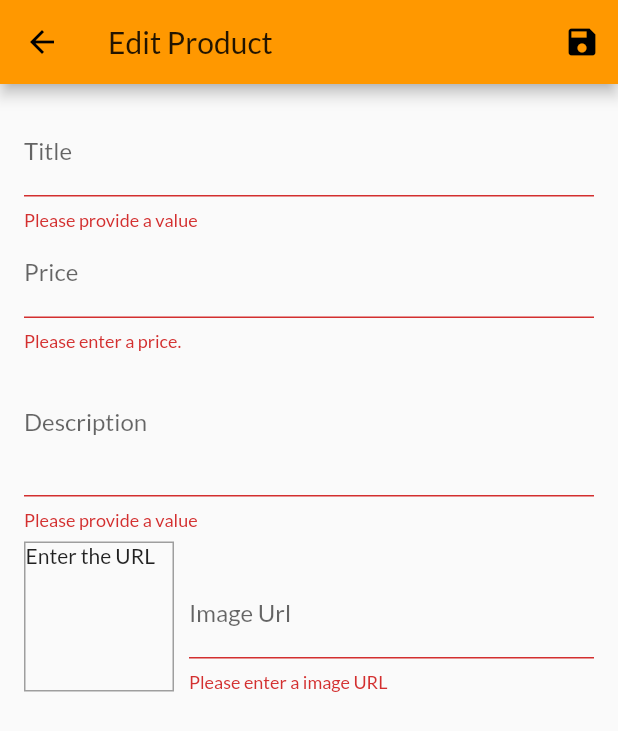
After one commit to jithinvarghese/MyShopApp, a Flutter app: the EditProductsScreen screen opened by its route, after a tap on the "save" icon, on a phone screen of 412 x 824 dp. The commit adds this screen. Shown: the top 731 px of the screen. Run offline on Flutter 3.47's test engine with Material 2 defaults, Android fonts, the phone set to English and light mode, and no system bars; network calls fail.

Commit message:
Input form funcationlu and manage product app funcationality completed

```diff
--- a/lib/main.dart
+++ b/lib/main.dart
@@ -5,6 +5,8 @@ import './screens/products_overview_screen.dart';
 import './screens/products_details_screen.dart';
 import './screens/cart_screen.dart';
 import './screens/order_screen.dart';
+import './screens/user_products_screen.dart';
+import './screens/edit_products.dart';
 import './providers/products.dart';
 import './providers/cart.dart';
 import './providers/orders.dart';
@@ -41,6 +43,8 @@ class MyApp extends StatelessWidget {
           ProductsDetailsScreen.screenName: (ctx) => ProductsDetailsScreen(),
           CartScreen.screenName: (ctx) => CartScreen(),
           OrderScreen.screenName: (ctx) => OrderScreen(),
+          UserProductsScreen.screenName: (ctx) => UserProductsScreen(),
+          EditProductsScreen.screenName: (ctx) => EditProductsScreen(),
         },
       ),
     );
--- a/lib/providers/products.dart
+++ b/lib/providers/products.dart
@@ -4,7 +4,6 @@ import 'dart:async';
 import 'package:flutter/material.dart';
 
 import './product.dart';
-
 
 class Products with ChangeNotifier {
   List<Product> _items = [
@@ -50,9 +49,7 @@ class Products with ChangeNotifier {
     //   return _items.where((proditem) => proditem.isFavorite).toList();
     // }
 
-     return [..._items];
-
-
+    return [..._items];
   }
 
   List<Product> get favoriteItems {
@@ -73,7 +70,31 @@ class Products with ChangeNotifier {
   //      notifyListeners();
   // }
 
-  void addProduct() {
+  void addProduct(Product product) {
+    final newProduct = Product(
+      id: DateTime.now().toString(),
+      title: product.title,
+      description: product.description,
+      price: product.price,
+      imageUrl: product.imageUrl,
+    );
+    _items.add(newProduct);
+    //_items.insert(0, newProduct);//to get the strt of the list
+    notifyListeners();
+  }
+
+  void updateProduct(String id, Product newProduct) {
+    final prodIndex = _items.indexWhere((prod) => prod.id == id);
+    if (prodIndex >= 0) {
+      _items[prodIndex] = newProduct;
+      notifyListeners();
+    } else {
+      print('....');
+    }
+  }
+
+  void deleteProduct(String id) {
+    _items.removeWhere((prod) => prod.id == id);
     notifyListeners();
   }
 }
--- /dev/null
+++ b/lib/screens/edit_products.dart
@@ -0,0 +1,273 @@
+import 'package:flutter/material.dart';
+import 'package:provider/provider.dart';
+
+import '../providers/product.dart';
+import '../providers/products.dart';
+
+class EditProductsScreen extends StatefulWidget {
+  static const screenName = 'edit-product-screen';
+
+  @override
+  _EditProductsScreenState createState() => _EditProductsScreenState();
+}
+
+class _EditProductsScreenState extends State<EditProductsScreen> {
+  // You have to dispose FocusNode after the use ,otherwose it make leak in the libarry
+  final _priceFocusNode = FocusNode();
+  final _descriptionFocusNode = FocusNode();
+  final _imageUrlController = TextEditingController();
+  final _imageFocusNode = FocusNode();
+  // global key
+  final _form = GlobalKey<FormState>();
+  var _editedProducts =
+      Product(id: null, title: '', description: '', price: 0, imageUrl: '');
+  var _isInit = true;
+  var _initvalues = {
+    'title': '',
+    'description': '',
+    'price': '',
+    'imageUrl': '',
+  };
+
+  @override
+  void initState() {
+    _imageFocusNode.addListener(_updateImageURL);
+    super.initState();
+  }
+
+  // to extract the argument value we cant add this in iniState so ,
+
+  @override
+  void didChangeDependencies() {
+    print('didChangeDependencies');
+
+    if (_isInit) {
+
+      final productId = ModalRoute.of(context).settings.arguments as String;
+
+      if (productId != null) {
+        _editedProducts =
+            Provider.of<Products>(context, listen: false).findById(productId);
+        // new map registering
+        _initvalues = {
+          'title': _editedProducts.title,
+          'description': _editedProducts.description,
+          'price': _editedProducts.price.toString(),
+          'imageUrl': '',
+        };
+        _imageUrlController.text = _editedProducts.imageUrl;
+      }
+    }
+    _isInit = false;
+    super.didChangeDependencies();
+  }
+
+  @override
+  void dispose() {
+    // TODO: implement dispose
+    _priceFocusNode.dispose();
+    _descriptionFocusNode.dispose();
+    _imageUrlController.dispose();
+    _imageFocusNode.dispose();
+    _imageFocusNode.removeListener(_updateImageURL);
+    super.dispose();
+  }
+
+  void _updateImageURL() {
+    if (!_imageFocusNode.hasFocus) {
+      if ((!_imageUrlController.text.startsWith('http')) &&
+          (!_imageUrlController.text.startsWith('https')) &&
+          (!_imageUrlController.text.endsWith('.png')) &&
+          (!_imageUrlController.text.endsWith('.jpg'))) {
+        return;
+      }
+
+      setState(() {});
+    }
+  }
+
+  void _saveForm() {
+    // this will trigger all the validator
+    final isvalid = _form.currentState.validate();
+    if (!isvalid) {
+      return;
+    }
+    _form.currentState.save();
+    if (_editedProducts.id != null) {
+      Provider.of<Products>(context, listen: false)
+          .updateProduct(_editedProducts.id, _editedProducts);
+    } else {
+      // listen false i dont make changes in products,just updating the prodcuts
+      Provider.of<Products>(context, listen: false).addProduct(_editedProducts);
+    }
+    Navigator.of(context).pop();
+  }
+
+  @override
+  Widget build(BuildContext context) {
+    print('listner test');
+    return Scaffold(
+      appBar: AppBar(
+        title: Text('Edit Product'),
+        actions: [
+          IconButton(icon: Icon(Icons.save), onPressed: _saveForm),
+        ],
+      ),
+      body: Padding(
+        padding: const EdgeInsets.all(16.0),
+        child: Form(
+          key: _form,
+          child: ListView(
+            children: <Widget>[
+              TextFormField(
+                initialValue: _initvalues['title'],
+                decoration: InputDecoration(
+                  labelText: 'Title',
+                ),
+                textInputAction: TextInputAction.next,
+                onFieldSubmitted: (_) {
+                  FocusScope.of(context).requestFocus(_priceFocusNode);
+                },
+                onSaved: (value) {
+                  _editedProducts = Product(
+                      title: value,
+                      description: _editedProducts.description,
+                      price: _editedProducts.price,
+                      imageUrl: _editedProducts.imageUrl,
+                      id: _editedProducts.id,
+                      isFavorite: _editedProducts.isFavorite);
+                },
+                validator: (value) {
+                  if (value.isEmpty) {
+                    return 'Please provide a value';
+                  }
+                  return null;
+                },
+              ),
+              TextFormField(
+                initialValue: _initvalues['price'],
+                decoration: InputDecoration(labelText: 'Price'),
+                textInputAction: TextInputAction.next,
+                keyboardType: TextInputType.number,
+                focusNode: _priceFocusNode,
+                onFieldSubmitted: (_) {
+                  FocusScope.of(context).requestFocus(_descriptionFocusNode);
+                },
+                onSaved: (value) {
+                  _editedProducts = Product(
+                      title: _editedProducts.title,
+                      description: _editedProducts.description,
+                      price: double.parse(value),
+                      imageUrl: _editedProducts.imageUrl,
+                      id: _editedProducts.id,
+                      isFavorite: _editedProducts.isFavorite);
+                },
+                validator: (value) {
+                  if (value.isEmpty) {
+                    return 'Please enter a price.';
+                  }
+                  if (double.tryParse(value) == null) {
+                    return 'Please enter a valid number.';
+                  }
+                  if (double.parse(value) <= 0) {
+                    return 'PLease a number gretaer than 0';
+                  }
+                  return null;
+                },
+              ),
+              TextFormField(
+                initialValue: _initvalues['description'],
+                decoration: InputDecoration(labelText: 'Description'),
+                keyboardType: TextInputType.multiline,
+                maxLines: 3,
+                focusNode: _descriptionFocusNode,
+                onSaved: (value) {
+                  _editedProducts = Product(
+                      title: _editedProducts.title,
+                      description: value,
+                      price: _editedProducts.price,
+                      imageUrl: _editedProducts.imageUrl,
+                      id: _editedProducts.id,
+                      isFavorite: _editedProducts.isFavorite);
+                },
+                validator: (value) {
+                  if (value.isEmpty) {
+                    return 'Please provide a value';
+                  }
+                  if (value.length < 10) {
+                    return 'should be grether than 10 letter';
+                  }
+                  return null;
+                },
+              ),
+              Row(
+                crossAxisAlignment: CrossAxisAlignment.end,
+                children: <Widget>[
+                  Container(
+                    width: 100,
+                    height: 100,
+                    margin: EdgeInsets.only(top: 8, right: 10),
+                    decoration: BoxDecoration(
+                      border: Border.all(
+                        width: 1,
+                        color: Colors.grey,
+                      ),
+                    ),
+                    child: Container(
+                      child: _imageUrlController.text.isEmpty
+                          ? Text('Enter the URL')
+                          : FittedBox(
+                              child: Image.network(_imageUrlController.text),
+                              fit: BoxFit.cover,
+                            ),
+                    ),
+                  ),
+                  Expanded(
+                    child: TextFormField(
+                      decoration: InputDecoration(labelText: 'Image Url'),
+                      keyboardType: TextInputType.url,
+                      textInputAction: TextInputAction.done,
+                      // this reason to use the contoller here beciz we need to show the  value before submitting
+                      // usaly in Form() we dont need to use the controller
+                      controller: _imageUrlController,
+                      onEditingComplete: () {
+                        setState(() {});
+                      },
+                      focusNode: _imageFocusNode,
+                      onFieldSubmitted: (_) {
+                        _saveForm();
+                      },
+                      onSaved: (value) {
+                        _editedProducts = Product(
+                            title: _editedProducts.title,
+                            description: _editedProducts.description,
+                            price: _editedProducts.price,
+                            imageUrl: value,
+                            id: _editedProducts.id,
+                            isFavorite: _editedProducts.isFavorite);
+                      },
+                      validator: (value) {
+                        if (value.isEmpty) {
+                          return 'Please enter a image URL';
+                        }
+                        if (!value.startsWith('http') ||
+                            !value.startsWith('https')) {
+                          return 'please enter a valide URl';
+                        }
+                        if (!value.endsWith('.png') &&
+                            !value.endsWith('.jpg')) {
+                          return 'please enter a valide URl exten';
+                        }
+                        return null;
+                      },
+                    ),
+                  ),
+                ],
+              )
+            ],
+          ),
+        ),
+      ),
+    );
+  }
+}
```
Also changed, not shown: lib/screens/user_products_screen.dart (added, +40 -0 lines), lib/widgets/app_drawer.dart (+12 -1 lines), lib/widgets/user_product_item.dart (added, +45 -0 lines).
